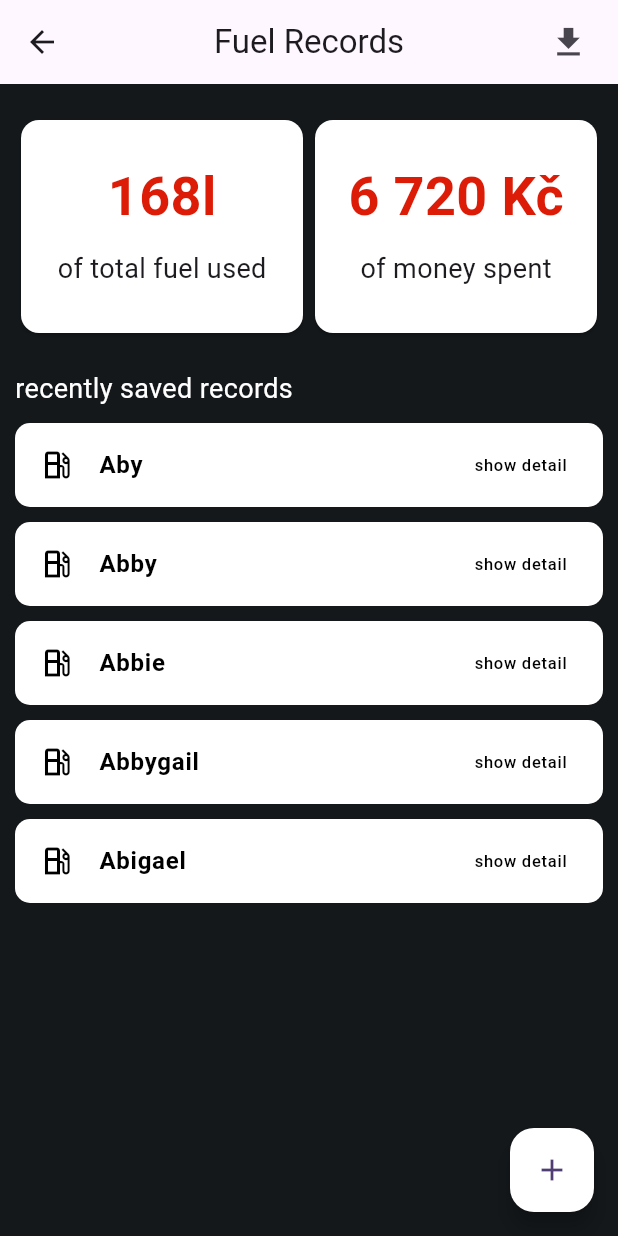
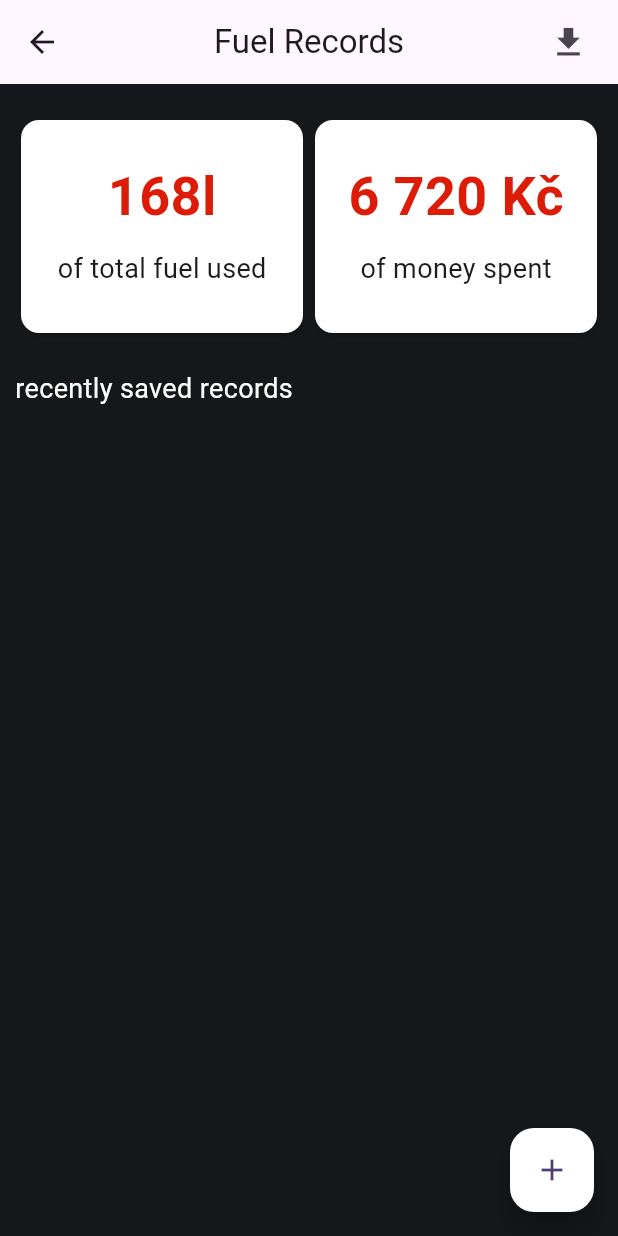
Before and after one commit to MatesMlynar/RidersTrack, a Flutter app: the FuelRecords screen opened directly, on a phone screen of 412 x 824 dp. Run offline on Flutter 3.47's test engine with Material 2 defaults, Android fonts, the phone set to English and light mode, and no system bars; our stand-ins replace auto_size_text, flutter_secure_storage, google_fonts, sizer; missing offline and left inert: dart:ffi, jwt_decode; accounts and stored records are empty; network calls fail.

Commit message:
[frontend] fuel record page is listening to model now

```diff
--- a/frontend/lib/views/fuel_records_page.dart
+++ b/frontend/lib/views/fuel_records_page.dart
@@ -19,7 +19,6 @@ class _FuelRecordsState extends State<FuelRecords> {
 
   List<Map<String, dynamic>> fuelRecords = [];
   Map<String, dynamic> message = {};
-  final List<String> names = <String>['Aby', 'Abby', 'Abbie', 'Abbygail', 'Abigael'];
 
   void fetchData () async {
     Map<String, dynamic> result = await GetAllFuelRecordsCommand().run();
@@ -40,8 +39,6 @@ class _FuelRecordsState extends State<FuelRecords> {
   Widget build(BuildContext context) {
 
     fuelRecords = context.watch<FuelRecordModel>().fuelRecords;
-    print(fuelRecords);
-
 
     return Scaffold(
       backgroundColor: const Color.fromARGB(255, 20, 24, 27),
@@ -88,12 +85,12 @@ class _FuelRecordsState extends State<FuelRecords> {
                 ],
               ),
               const SizedBox(height: 20.0),
-              Text('recently saved records',
-                  style: const TextStyle(fontSize: 18, color: Colors.white)),
+              const Text('recently saved records',
+                  style: TextStyle(fontSize: 18, color: Colors.white)),
               const SizedBox(height: 10.0),
               Expanded(
                 child: ListView.builder(
-                  itemCount: names.length,
+                  itemCount: fuelRecords.length,
                   itemBuilder: (BuildContext context, int index) {
                     return Padding(
                       padding: const EdgeInsets.fromLTRB(0,0,0, 10),
@@ -106,7 +103,7 @@ class _FuelRecordsState extends State<FuelRecords> {
                             borderRadius: BorderRadius.all(Radius.circular(10.0)),
                           ),
                           leading: const Icon(Icons.local_gas_station_outlined, color: Colors.black),
-                          title: Text(names[index], style: const TextStyle(color: Colors.black, fontWeight: FontWeight.bold)),
+                          title: Text((fuelRecords[index]['liters']).toString() ?? "unknown", style: const TextStyle(color: Colors.black, fontWeight: FontWeight.bold)),
                           trailing: const Text('show detail', style: TextStyle(color: Colors.black)),
                         ),
                     );}
```
